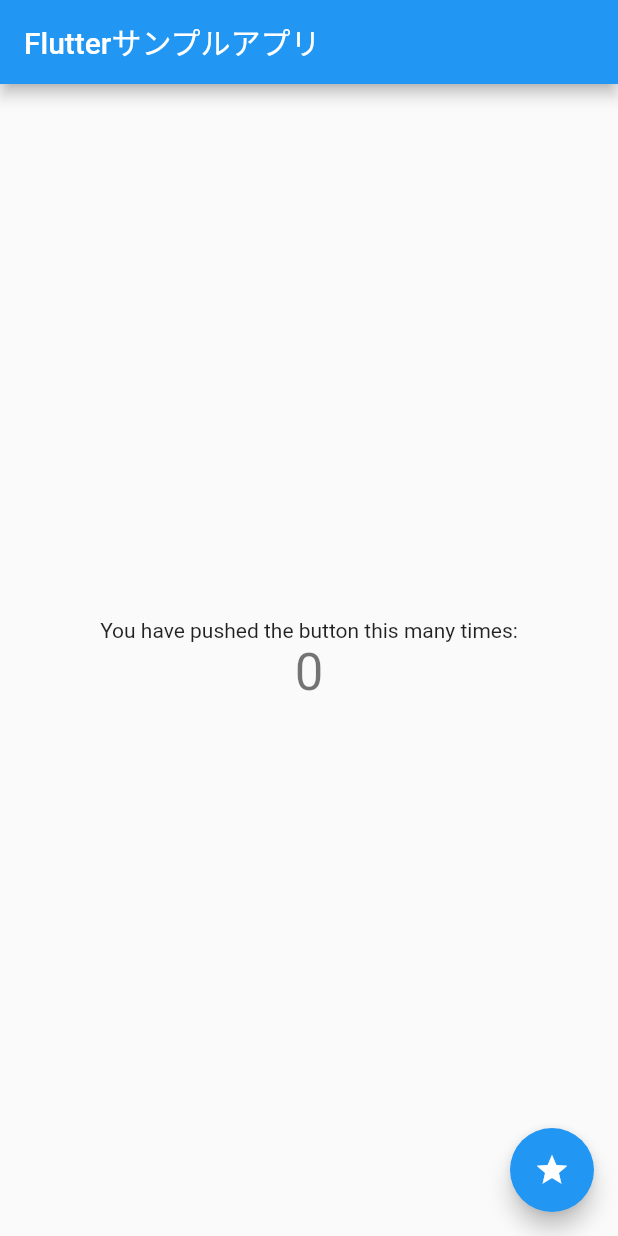
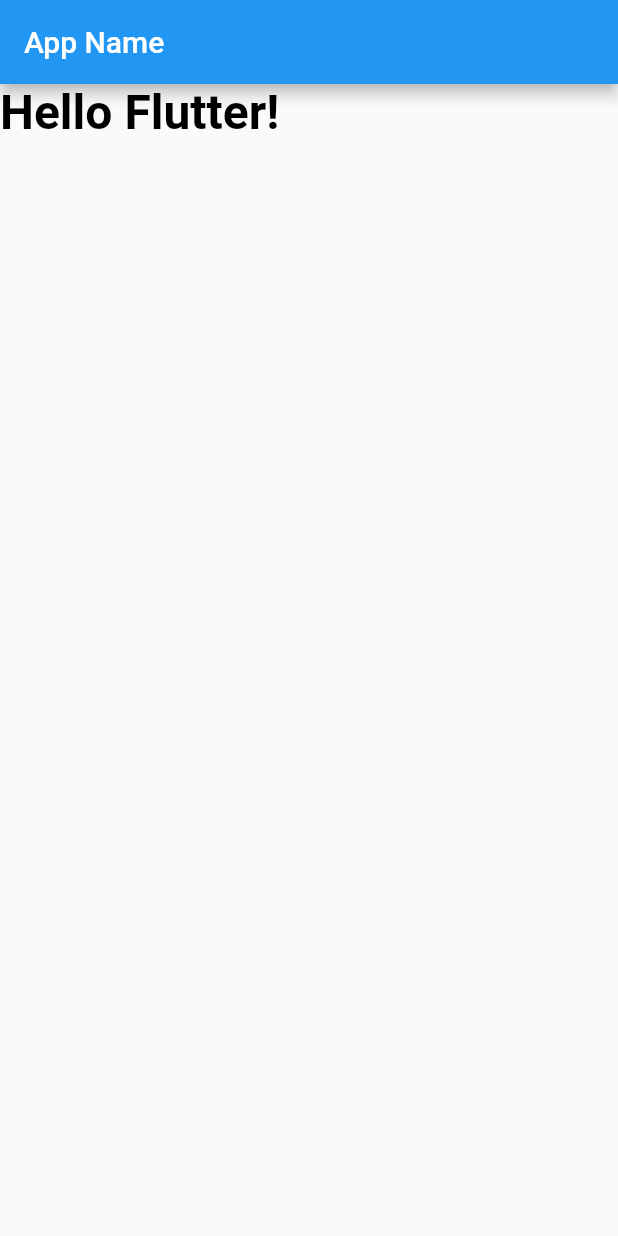
Before and after one commit to JunichiroKohari/First-Flutter-Project, a Flutter app: the screen it shows after launch, on a phone screen of 412 x 824 dp. Run offline on Flutter 3.47's test engine with Material 2 defaults, Android fonts, the phone set to English and light mode, and no system bars.

Commit message:
flutterstudioでテキストウィジェット作成、main.dartに差し替え

```diff
--- a/hello_rectangle/lib/main.dart
+++ b/hello_rectangle/lib/main.dart
@@ -1,95 +1,47 @@
-//flutter の画面は全てウィジェットを階層的に組み込んで作られている
-//この組み込み構造を「ウィジェットツリー」と呼ぶ
-
-//flutter のマテリアルデザインによるアプリのUIウィジェットをまとめたパッケージ
 import 'package:flutter/material.dart';
 
-/* main関数がアプリ起動時に呼び出される処理 */
-//main関数においてrunAppでアプリを起動する
-void main() => runApp(new MyApp());
-
-/*
- * ウィジェットのクラスはステート(状態を表す値)を持つStatefulWidgetと、
- * ステートを持たないStatelessWidgetのいずれかを継承して作成する。
- * 全てのウィジェットはWidgetというクラスのサブクラスである。
- */
-//Stateless⇨静的な表示
+void main() {
+  runApp(new MyApp());
+}
 class MyApp extends StatelessWidget {
 
-/* ウィジェットが生成される時に呼び出されるメソッド
- * BuildContextは、組み込まれたウィジェットに関する機能
- * (ウィジェットが組み込まれている親や子の情報などに関する機能)
- * がまとめられている
- */
   @override
   Widget build(BuildContext context) {
-
     return new MaterialApp(
-      //アプリのタイトル
-      title: 'Flutter Demo',
+      title: 'Generated App',
       theme: new ThemeData(
         primarySwatch: Colors.blue,
+        primaryColor: const Color(0xFF2196f3),
+        accentColor: const Color(0xFF2196f3),
+        canvasColor: const Color(0xFFfafafa),
       ),
-      //homeに,組み込まれるウィジェットを設定
-      home: new MyHomePage(
-        title: 'Flutterサンプルアプリ',
-      ),
+      home: new MyHomePage(),
     );
   }
 }
 
 class MyHomePage extends StatefulWidget {
-
-  //Keyはウィジェットを識別するidのようなもの。自動的に割り当てられる。
-  MyHomePage({Key key, this.title}): super(key: key);
-  final String title;
-
+  MyHomePage({Key key}) : super(key: key);
   @override
   _MyHomePageState createState() => new _MyHomePageState();
 }
 
-//ステートクラス
 class _MyHomePageState extends State<MyHomePage> {
-  int _counter = 0;
+    @override
+    Widget build(BuildContext context) {
+      return new Scaffold(
+        appBar: new AppBar(
+          title: new Text('App Name'),
+          ),
+        body:
+          new Text(
+          "Hello Flutter!",
+            style: new TextStyle(fontSize:32.0,
+            color: const Color(0xFF000000),
+            fontWeight: FontWeight.w700,
+            fontFamily: "Roboto"),
+          ),
 
-  void _incrementCounter(){
-    setState(() {
-      _counter++;
-    });
-  }
-
-  @override
-  Widget build(BuildContext context) {
-    return Scaffold(
-      appBar: AppBar(
-        title: Text(widget.title),
-      ),
-
-      body: Center(
-        child: Column(
-          mainAxisAlignment: MainAxisAlignment.center,
-          children: <Widget>[
-            Text(
-              'You have pushed the button this many times:',
-            ),
-            //Dartでは$変数で変数をリテラルに埋め込むことができる
-            Text(
-              '$_counter',
-              style: Theme.of(context).textTheme.display1,
-            )
-          ],
-        ),
-      ),
-      //フローティングアクションボタン。丸いアイコンを表示したボタン。常に右下に表示される
-      //インスタンスを作成するには匿名クラスの要素としてこれらのプロパティを用意しておく。
-      floatingActionButton: FloatingActionButton(
-        //onPressed:ボタンをタップした時に呼び出されるメソッド
-        onPressed: _incrementCounter,
-        //tooltip:ツールチップとして表示するテキスト
-        tooltip: 'set message.',
-        //child:このウィジェット内に組み込まれているウィジェット類をまとめたもの
-        child: Icon(Icons.star),
-      ),
-    );
-  }
+      );
+    }
 }
```
